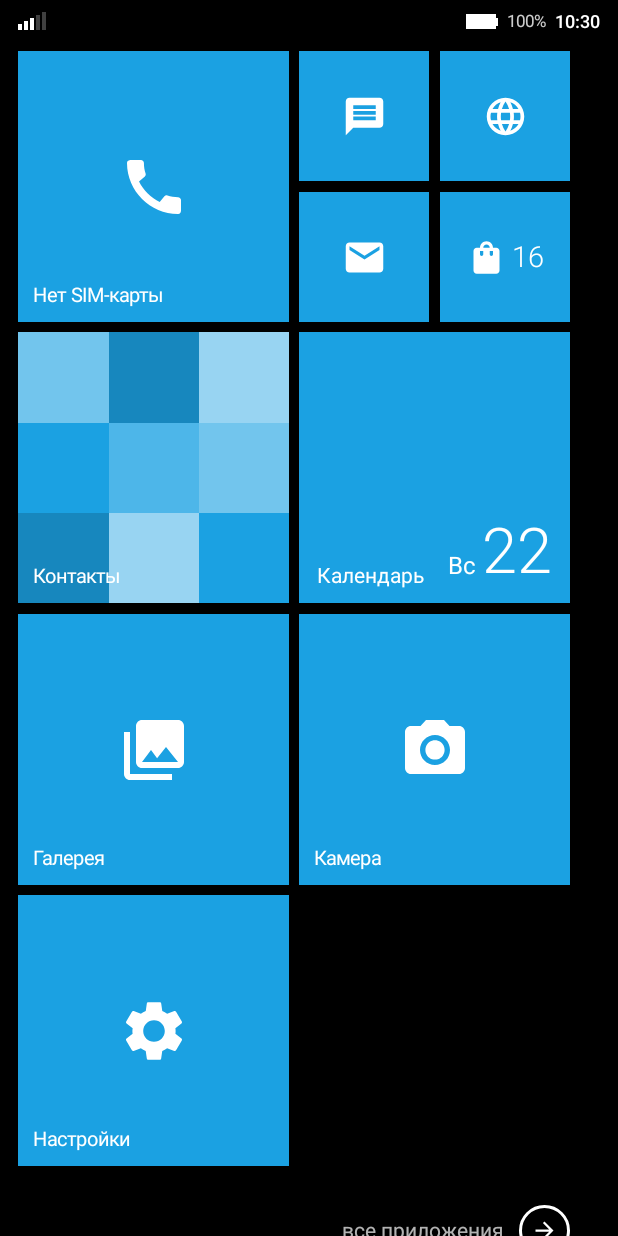
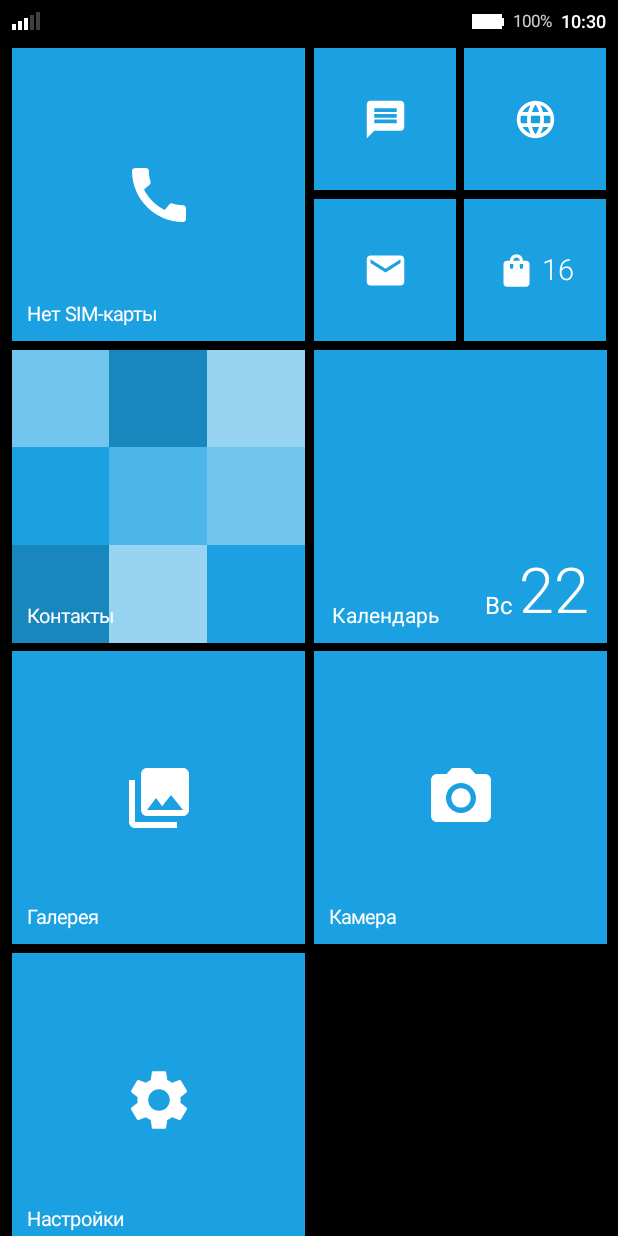
Before and after one commit to dronandron111-boop/Wp-launcher, an Android app built with Jetpack Compose: the screen it shows after launch (MainActivity), on a phone screen of 412 x 824 dp. Run offline under Robolectric (Android 15) with nearby library versions, the phone set to English and light mode, and no system bars.

Commit message:
Update MainActivity.kt

```diff
--- a/app/src/main/java/com/lumia/wplauncher/MainActivity.kt
+++ b/app/src/main/java/com/lumia/wplauncher/MainActivity.kt
@@ -267,7 +267,6 @@ fun WpApp() {
             .background(bgColor)
             .navigationBarsPadding()
     ) {
-        // Custom Windows Phone 8 Status Bar flush with top cutout
         WpStatusBar(fgColor = fgColor, accentColor = accent)
 
         if (showSettingsScreen) {
@@ -469,7 +468,7 @@ fun WpStatusBar(fgColor: Color, accentColor: Color) {
         modifier = Modifier
             .fillMaxWidth()
             .height(28.dp)
-            .padding(horizontal = 12.dp, vertical = 2.dp),
+            .padding(horizontal = 8.dp, vertical = 2.dp),
         verticalAlignment = Alignment.CenterVertically,
         horizontalArrangement = Arrangement.SpaceBetween
     ) {
@@ -596,8 +595,10 @@ fun StartScreen(
     val haptic = LocalHapticFeedback.current
     val density = LocalDensity.current
 
-    val gridW = LocalConfiguration.current.screenWidthDp.dp - 44.dp
-    val gap = if (gridCols == 6) 5.dp else 7.dp
+    // Symmetrical ultra-thin side margins (8.dp left & 8.dp right) to showcase S25 Ultra thin bezels
+    val sideMargin = 8.dp
+    val gridW = LocalConfiguration.current.screenWidthDp.dp - sideMargin * 2
+    val gap = if (gridCols == 6) 4.5.dp else 6.dp
     val cell = (gridW - gap * (gridCols - 1)) / gridCols
 
     val (placed, rows) = remember(tiles, gridCols) { placeTiles(tiles, gridCols) }
@@ -617,7 +618,8 @@ fun StartScreen(
                 interactionSource = remember { androidx.compose.foundation.interaction.MutableInteractionSource() }
             ) { onExitEditMode() }
             .verticalScroll(rememberScrollState(), enabled = draggingId == null)
-            .padding(start = 12.dp, top = 6.dp, bottom = 32.dp)
+            .padding(horizontal = sideMargin, vertical = 4.dp),
+        horizontalAlignment = Alignment.CenterHorizontally
     ) {
         Box(
             modifier = Modifier
@@ -801,7 +803,7 @@ fun StartScreen(
             }
         }
 
-        Spacer(Modifier.height(18.dp))
+        Spacer(Modifier.height(16.dp))
 
         if (editingTileId != null) {
             Row(
@@ -833,6 +835,7 @@ fun StartScreen(
                 }
             }
         }
+        Spacer(Modifier.height(24.dp))
     }
 }
 
@@ -1106,6 +1109,25 @@ fun launchTile(ctx: Context, tile: TileItem) {
     if (!tile.packageName.isNullOrBlank()) {
         ctx.packageManager.getLaunchIntentForPackage(tile.packageName)?.let { ctx.startActivity(it); return }
     }
+    if (isGalleryTile(tile)) {
+        val galleryPkgs = listOf("com.sec.android.gallery3d", "com.google.android.apps.photos")
+        for (pkg in galleryPkgs) {
+            ctx.packageManager.getLaunchIntentForPackage(pkg)?.let {
+                it.addFlags(Intent.FLAG_ACTIVITY_NEW_TASK)
+                ctx.startActivity(it)
+                return
+            }
+        }
+        try {
+            val catIntent = Intent(Intent.ACTION_MAIN).apply {
+                addCategory(Intent.CATEGORY_APP_GALLERY)
+                addFlags(Intent.FLAG_ACTIVITY_NEW_TASK)
+            }
+            ctx.startActivity(catIntent)
+            return
+        } catch (_: Exception) {}
+    }
+
     val i = when (tile.id) {
         "phone" -> Intent(Intent.ACTION_DIAL)
         "messages" -> Intent(Intent.ACTION_MAIN).apply { addCategory(Intent.CATEGORY_APP_MESSAGING) }
@@ -1113,7 +1135,6 @@ fun launchTile(ctx: Context, tile: TileItem) {
         "mail" -> Intent(Intent.ACTION_MAIN).apply { addCategory(Intent.CATEGORY_APP_EMAIL) }
         "store" -> Intent(Intent.ACTION_VIEW, Uri.parse("market://search?q=apps"))
         "contacts" -> Intent(Intent.ACTION_VIEW, ContactsContract.Contacts.CONTENT_URI)
-        "gallery" -> Intent(Intent.ACTION_VIEW, MediaStore.Images.Media.EXTERNAL_CONTENT_URI)
         "office" -> Intent(Intent.ACTION_OPEN_DOCUMENT).apply { addCategory(Intent.CATEGORY_OPENABLE); type = "*/*" }
         "calendar" -> Intent(Intent.ACTION_VIEW, CalendarContract.CONTENT_URI.buildUpon().appendPath("time").build())
         "camera" -> Intent(MediaStore.INTENT_ACTION_STILL_IMAGE_CAMERA)
```
